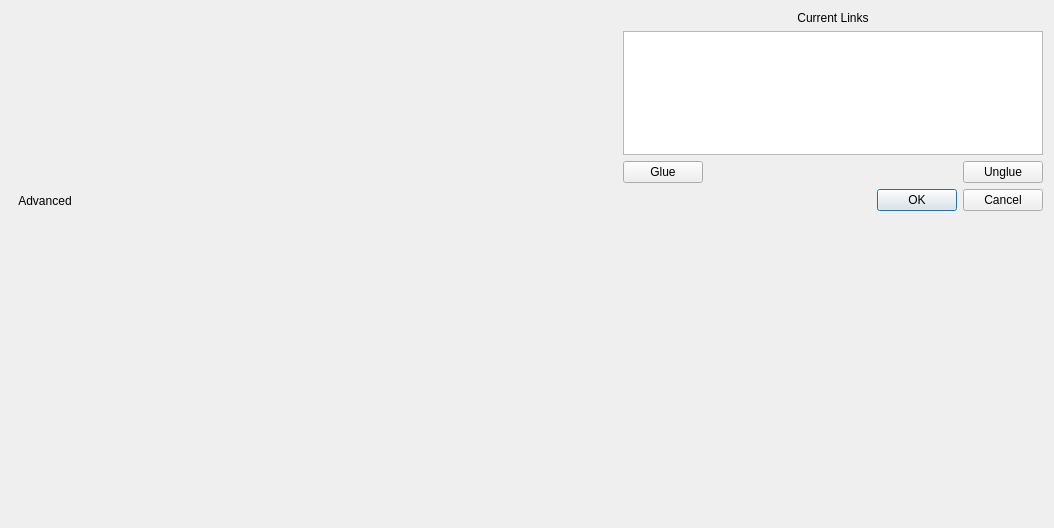
This is glue/dialogs/link_editor/qt/link_editor.ui in glue-viz/glue as Qt 5 draws it before an edit. The edited form follows.
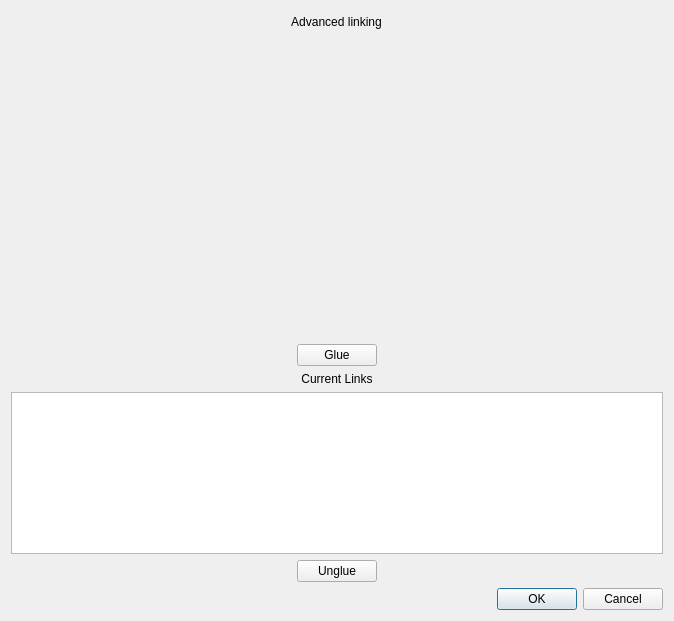
This is the edited form. Custom widgets are drawn as their Qt base class.

Commit message: Improved link editor layout

Diff of the .ui file:
```diff
--- a/glue/dialogs/link_editor/qt/link_editor.ui
+++ b/glue/dialogs/link_editor/qt/link_editor.ui
@@ -6,8 +6,8 @@
    <rect>
     <x>0</x>
     <y>0</y>
-    <width>1054</width>
-    <height>528</height>
+    <width>674</width>
+    <height>621</height>
    </rect>
   </property>
   <property name="windowTitle">
@@ -20,7 +20,7 @@
    <item>
     <layout class="QVBoxLayout" name="verticalLayout_3">
      <item>
-      <layout class="QHBoxLayout" name="horizontalLayout_4" stretch="1,2">
+      <layout class="QHBoxLayout" name="horizontalLayout_4" stretch="1">
        <item>
         <layout class="QVBoxLayout" name="verticalLayout_2">
          <item>
@@ -35,29 +35,34 @@
              </property>
              <property name="minimumSize">
               <size>
-               <width>300</width>
+               <width>250</width>
                <height>0</height>
               </size>
              </property>
             </widget>
            </item>
            <item>
-            <widget class="ComponentSelector" name="right_components" native="true">
-             <property name="sizePolicy">
-              <sizepolicy hsizetype="Preferred" vsizetype="Preferred">
-               <horstretch>1</horstretch>
-               <verstretch>0</verstretch>
-              </sizepolicy>
+            <layout class="QVBoxLayout" name="verticalLayout_4">
+             <property name="leftMargin">
+              <number>0</number>
              </property>
-             <property name="minimumSize">
+             <item>
+              <layout class="QHBoxLayout" name="horizontalLayout_8">
+               <property name="topMargin">
+                <number>0</number>
+               </property>
+               <item>
+                <spacer name="horizontalSpacer_4">
+                 <property name="orientation">
+                  <enum>Qt::Horizontal</enum>
+                 </property>
+                 <property name="sizeHint" stdset="0">
               <size>
-               <width>300</width>
-               <height>0</height>
-              </size>
-             </property>
-            </widget>
-           </item>
-          </layout>
+                   <width>40</width>
+                   <height>20</height>
+                  </size>
+                 </property>
+                </spacer>
          </item>
          <item>
           <widget class="QToolButton" name="toggle_editor">
@@ -65,14 +70,116 @@
             <string>Show/hide advanced linking</string>
            </property>
            <property name="text">
-            <string>Advanced</string>
+                  <string>Advanced linking</string>
            </property>
            <property name="autoRaise">
             <bool>true</bool>
            </property>
           </widget>
          </item>
-        </layout>
+               <item>
+                <spacer name="horizontalSpacer_5">
+                 <property name="orientation">
+                  <enum>Qt::Horizontal</enum>
+                 </property>
+                 <property name="sizeHint" stdset="0">
+                  <size>
+                   <width>40</width>
+                   <height>20</height>
+                  </size>
+                 </property>
+                </spacer>
+               </item>
+              </layout>
+             </item>
+             <item>
+              <widget class="LinkEquation" name="signature_editor" native="true">
+               <property name="enabled">
+                <bool>true</bool>
+               </property>
+               <property name="sizePolicy">
+                <sizepolicy hsizetype="Preferred" vsizetype="Preferred">
+                 <horstretch>100</horstretch>
+                 <verstretch>100</verstretch>
+                </sizepolicy>
+               </property>
+               <property name="minimumSize">
+                <size>
+                 <width>0</width>
+                 <height>300</height>
+                </size>
+               </property>
+               <property name="acceptDrops">
+                <bool>true</bool>
+               </property>
+              </widget>
+             </item>
+             <item>
+              <layout class="QHBoxLayout" name="horizontalLayout_7">
+               <property name="topMargin">
+                <number>0</number>
+               </property>
+               <item>
+                <spacer name="horizontalSpacer">
+                 <property name="orientation">
+                  <enum>Qt::Horizontal</enum>
+                 </property>
+                 <property name="sizeHint" stdset="0">
+                  <size>
+                   <width>40</width>
+                   <height>20</height>
+                  </size>
+                 </property>
+                </spacer>
+               </item>
+               <item>
+                <widget class="QPushButton" name="add_link">
+                 <property name="text">
+                  <string>Glue</string>
+                 </property>
+                </widget>
+               </item>
+               <item>
+                <spacer name="horizontalSpacer_3">
+                 <property name="orientation">
+                  <enum>Qt::Horizontal</enum>
+                 </property>
+                 <property name="sizeHint" stdset="0">
+                  <size>
+                   <width>40</width>
+                   <height>20</height>
+                  </size>
+                 </property>
+                </spacer>
+               </item>
+              </layout>
+             </item>
+            </layout>
+           </item>
+           <item>
+            <widget class="ComponentSelector" name="right_components" native="true">
+             <property name="sizePolicy">
+              <sizepolicy hsizetype="Preferred" vsizetype="Preferred">
+               <horstretch>1</horstretch>
+               <verstretch>0</verstretch>
+              </sizepolicy>
+             </property>
+             <property name="minimumSize">
+              <size>
+               <width>250</width>
+               <height>0</height>
+              </size>
+             </property>
+            </widget>
+           </item>
+          </layout>
+         </item>
+        </layout>
+       </item>
+      </layout>
+     </item>
+     <item>
+      <layout class="QHBoxLayout" name="horizontalLayout_5"/>
        </item>
        <item>
         <layout class="QVBoxLayout" name="verticalLayout">
@@ -87,43 +194,10 @@
           </widget>
          </item>
          <item>
-          <widget class="GlueMimeListWidget" name="current_links">
-           <property name="sizePolicy">
-            <sizepolicy hsizetype="Minimum" vsizetype="Expanding">
-             <horstretch>0</horstretch>
-             <verstretch>0</verstretch>
-            </sizepolicy>
-           </property>
-           <property name="minimumSize">
-            <size>
-             <width>400</width>
-             <height>0</height>
-            </size>
-           </property>
-          </widget>
+        <widget class="GlueMimeListWidget" name="current_links"/>
          </item>
          <item>
           <layout class="QHBoxLayout" name="horizontalLayout_2">
-           <item>
-            <widget class="QPushButton" name="add_link">
-             <property name="text">
-              <string>Glue</string>
-             </property>
-            </widget>
-           </item>
-           <item>
-            <spacer name="horizontalSpacer">
-             <property name="orientation">
-              <enum>Qt::Horizontal</enum>
-             </property>
-             <property name="sizeHint" stdset="0">
-              <size>
-               <width>40</width>
-               <height>20</height>
-              </size>
-             </property>
-            </spacer>
-           </item>
            <item>
             <widget class="QPushButton" name="remove_link">
              <property name="sizePolicy">
@@ -168,47 +242,6 @@
             </widget>
            </item>
           </layout>
-         </item>
-        </layout>
-       </item>
-      </layout>
-     </item>
-     <item>
-      <layout class="QHBoxLayout" name="horizontalLayout_5">
-       <item>
-        <widget class="LinkEquation" name="signature_editor" native="true">
-         <property name="enabled">
-          <bool>true</bool>
-         </property>
-         <property name="sizePolicy">
-          <sizepolicy hsizetype="Preferred" vsizetype="Preferred">
-           <horstretch>100</horstretch>
-           <verstretch>100</verstretch>
-          </sizepolicy>
-         </property>
-         <property name="minimumSize">
-          <size>
-           <width>0</width>
-           <height>300</height>
-          </size>
-         </property>
-         <property name="acceptDrops">
-          <bool>true</bool>
-         </property>
-        </widget>
-       </item>
-       <item>
-        <spacer name="horizontalSpacer_3">
-         <property name="orientation">
-          <enum>Qt::Horizontal</enum>
-         </property>
-         <property name="sizeHint" stdset="0">
-          <size>
-           <width>400</width>
-           <height>20</height>
-          </size>
-         </property>
-        </spacer>
        </item>
       </layout>
      </item>
```
Lines whose indentation alone changed are shown as unchanged. The commit also changes 7 other files.
